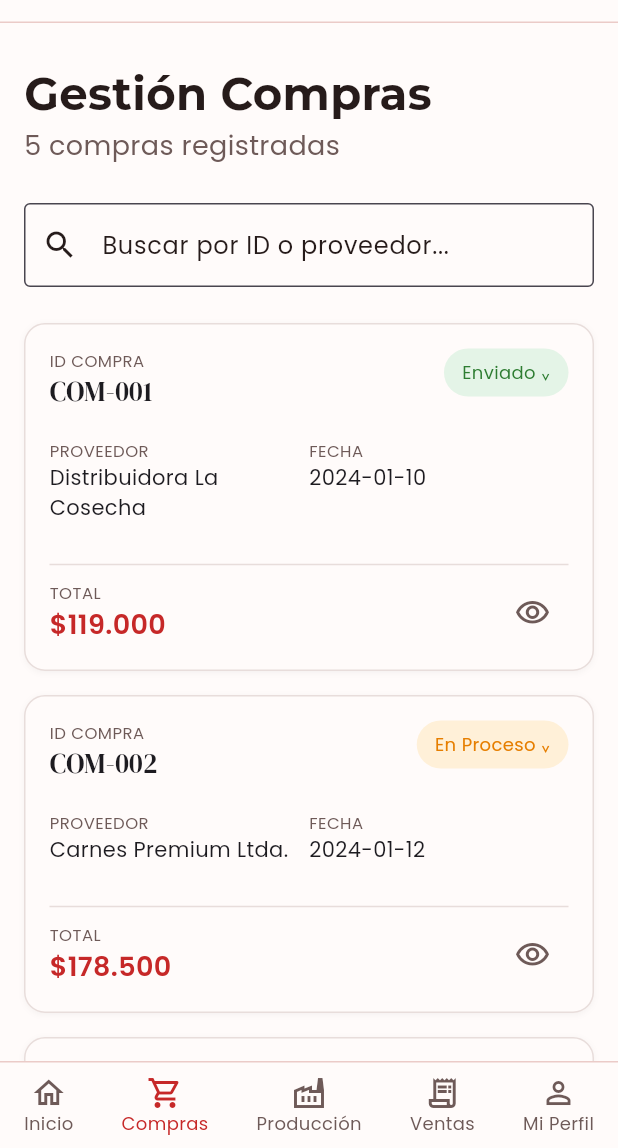
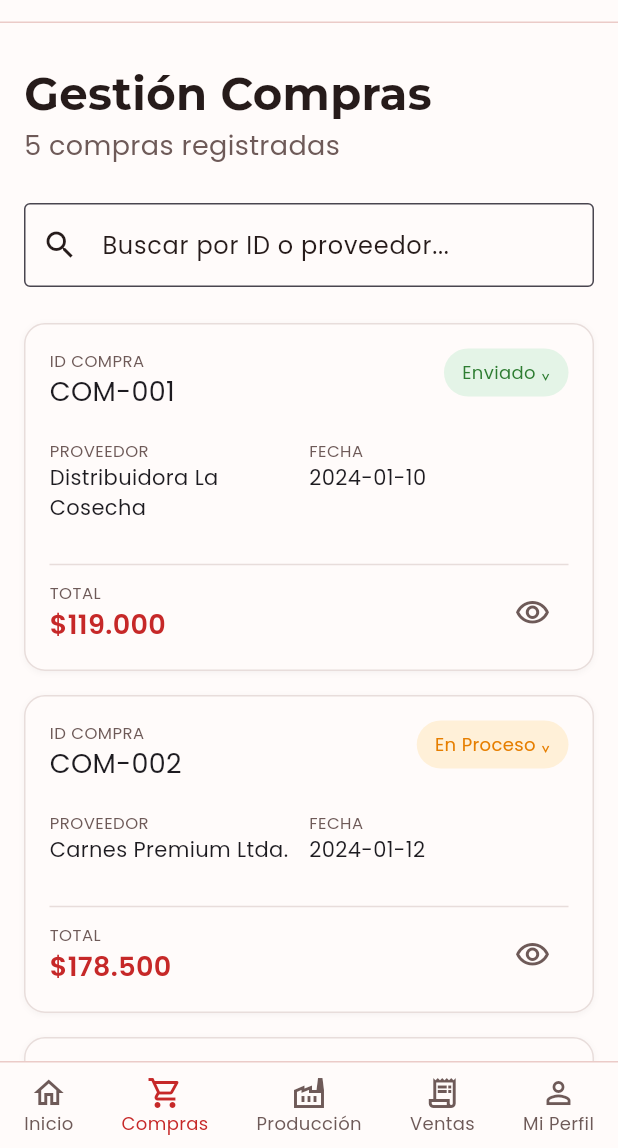
Before and after one commit to andresmauriciomeza-Re/App_sivpro, a Flutter app: the PurchaseManagementScreen screen opened directly, on a phone screen of 412 x 824 dp, the part 88-1236 px from its top. Run offline on Flutter 3.47's test engine with Material 3 defaults, Android fonts, the phone set to English and light mode, and no system bars; our stand-ins replace file_picker, flutter_map, flutter_native_splash, flutter_svg, google_fonts, latlong2 and 1 more.

Commit message:
feat: tipografia Montserrat y Poppins en purchase_management.dart

```diff
--- a/lib/admin/screens/purchases/purchase_management.dart
+++ b/lib/admin/screens/purchases/purchase_management.dart
@@ -127,7 +127,7 @@ class _PurchaseManagementScreenState extends State<PurchaseManagementScreen> {
                     children: [
                       Text(
                         purchase.id,
-                        style: GoogleFonts.dmSerifDisplay(fontSize: 18),
+                        style: GoogleFonts.poppins(fontSize: 18),
                       ),
                     ],
                   ),
```
